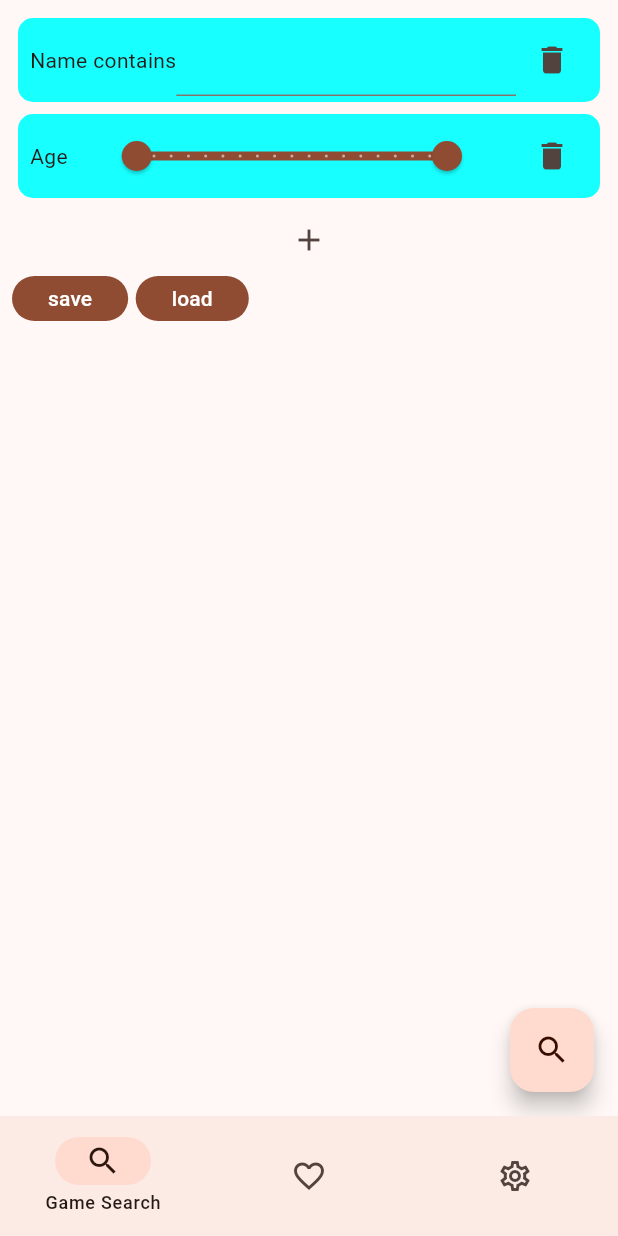
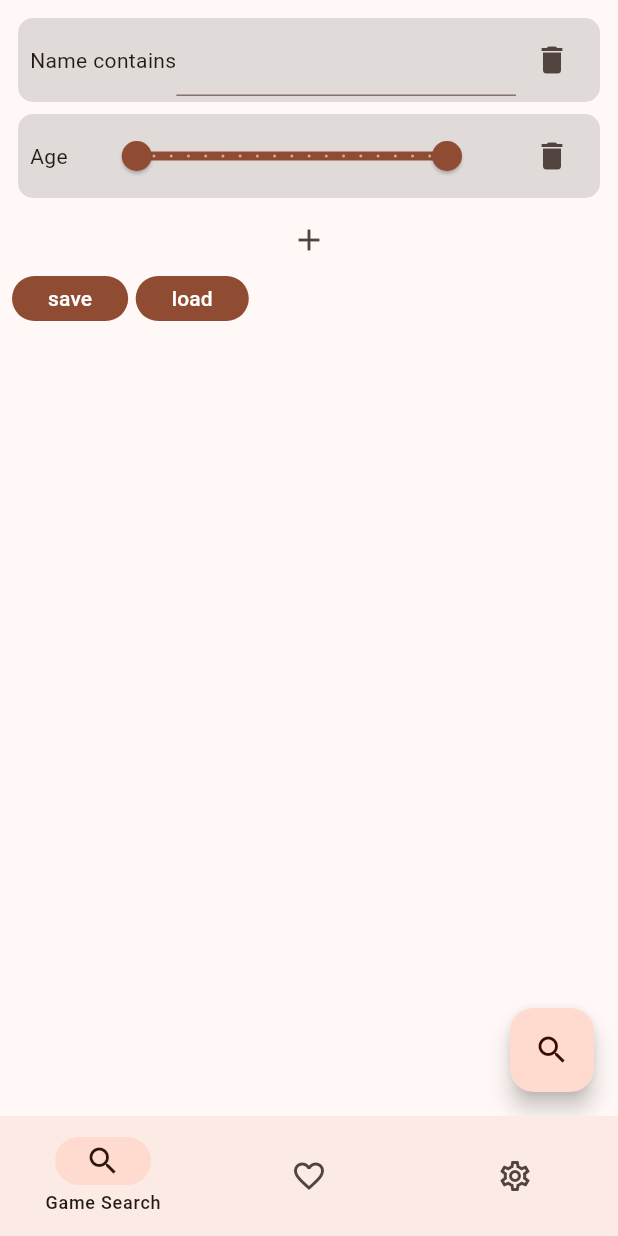
Before and after one commit to krahl-jan/bgsearchapp, a Flutter app: the screen it shows after launch, on a phone screen of 412 x 824 dp. Run offline on Flutter 3.47's test engine with Material 3 defaults, Android fonts, the phone set to English and light mode, and no system bars; our stand-ins replace google_fonts, html_unescape, isar, loading_animation_widget; accounts and stored records are empty; generated files the repository leaves out were written again; Roboto replaces fonts that are missing (ABeeZee).

Commit message:
use theme colors for search field boxes

```diff
--- a/lib/3_presentation/options/option_widget_dropdown.dart
+++ b/lib/3_presentation/options/option_widget_dropdown.dart
@@ -21,7 +21,7 @@ class _OptionWidgetDropdownState extends State<OptionWidgetDropdown> {
         padding: const EdgeInsets.all(4.0),
         child: Container(
           decoration: BoxDecoration(
-            color: Colors.cyanAccent,
+            color: Theme.of(context).focusColor,
             borderRadius: BorderRadius.circular(10),
           ),
           child: Padding(
--- a/lib/3_presentation/options/option_widget_int.dart
+++ b/lib/3_presentation/options/option_widget_int.dart
@@ -29,7 +29,7 @@ class _OptionWidgetIntState extends State<OptionWidgetInt> {
       child: Center(
         child: Container(
           decoration: BoxDecoration(
-            color: Colors.cyanAccent,
+            color: Theme.of(context).focusColor,
             borderRadius: BorderRadius.circular(10),
           ),
           child: Padding(
--- a/lib/3_presentation/options/option_widget_string.dart
+++ b/lib/3_presentation/options/option_widget_string.dart
@@ -22,7 +22,7 @@ class _OptionWidgetStringState extends State<OptionWidgetString> {
         padding: const EdgeInsets.all(4.0),
         child: Container(
           decoration: BoxDecoration(
-            color: Colors.cyanAccent,
+            color: Theme.of(context).focusColor,
             borderRadius: BorderRadius.circular(10),
           ),
           child: Padding(
```
